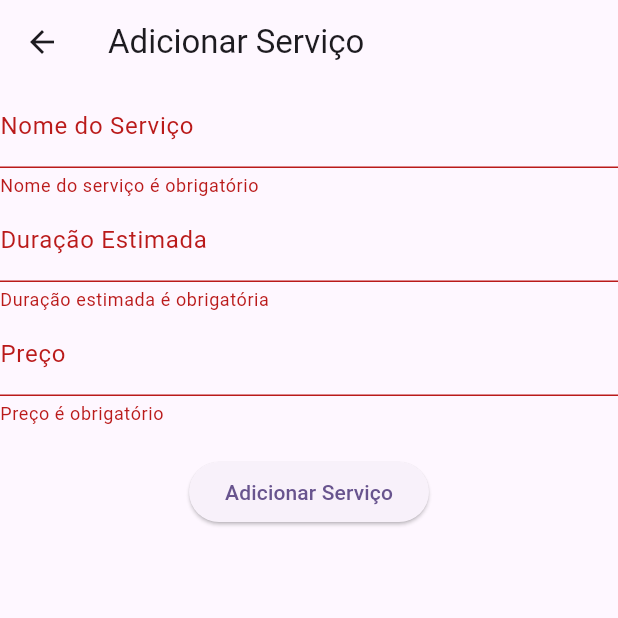
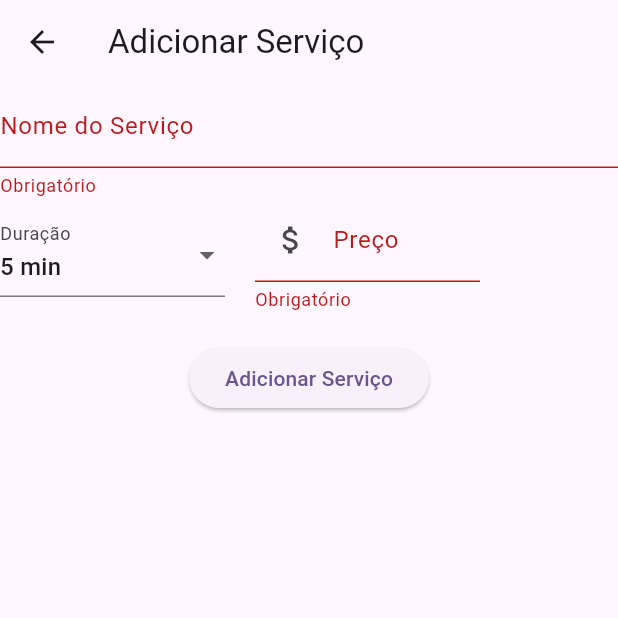
Before and after one commit to devgomes10/fullserva, a Flutter app: the ServiceFormView screen opened directly, after a tap on "Adicionar Serviço", on a phone screen of 412 x 824 dp, the top half of it. Run offline on Flutter 3.47's test engine with Material 3 defaults, Android fonts, the phone set to English and light mode, and no system bars; our stand-ins replace cloud_firestore, firebase_core, fl_chart, mask_text_input_formatter, table_calendar; accounts and stored records are empty; generated files the repository leaves out were written again.

Commit message:
aprimoramento dos formulários

```diff
--- a/lib/domain/entities/service.dart
+++ b/lib/domain/entities/service.dart
@@ -1,13 +1,13 @@
 class Service {
   String id;
   String name;
-  String estimatedDuration;
+  int duration;
   double price;
 
   Service({
     required this.id,
     required this.name,
-    required this.estimatedDuration,
+    required this.duration,
     required this.price,
   });
 
@@ -15,7 +15,7 @@ class Service {
   Service.fromMap(Map<String, dynamic> map)
       : id = map["id"],
         name = map["name"],
-        estimatedDuration = map["estimatedDuration"],
+        duration = map["duration"],
         price = map["price"];
 
   // Convert an instance to a map
@@ -23,7 +23,7 @@ class Service {
     return {
       "id": id,
       "name": name,
-      "estimatedDuration": estimatedDuration,
+      "duration": duration,
       "price": price,
     };
   }
--- a/lib/views/service_form_view.dart
+++ b/lib/views/service_form_view.dart
@@ -1,6 +1,7 @@
 import 'package:flutter/material.dart';
 import 'package:fullserva/controllers/service_controller.dart';
 import 'package:fullserva/domain/entities/service.dart';
+import 'package:mask_text_input_formatter/mask_text_input_formatter.dart';
 import 'package:uuid/uuid.dart';
 
 class ServiceFormView extends StatefulWidget {
@@ -16,19 +17,44 @@ class ServiceFormView extends StatefulWidget {
 class _ServiceFormViewState extends State<ServiceFormView> {
   final _formKey = GlobalKey<FormState>();
   final _nameController = TextEditingController();
-  final _estimatedDurationController = TextEditingController();
   final _priceController = TextEditingController();
-  final ServiceController controller = ServiceController();
+  final ServiceController serviceController = ServiceController();
+  Duration selectedDuration = const Duration(minutes: 5);
 
+  String _formatDuration(Duration duration) {
+    int hours = duration.inHours;
+    int minutes = duration.inMinutes % 60;
+
+    if (hours > 0 && minutes > 0) {
+      return '$hours h $minutes min';
+    } else if (hours > 0) {
+      return '$hours h';
+    } else {
+      return '$minutes min';
+    }
+  }
 
   @override
   Widget build(BuildContext context) {
-    return Scaffold(
+    List<DropdownMenuItem<Duration>> durationItems = [];
+
+    for (int i = 5; i <= 600; i += 5) {
+      durationItems.add(
+        DropdownMenuItem<Duration>(
+          value: Duration(minutes: i),
+          child: Text(_formatDuration(Duration(minutes: i))),
+        ),
+      );
+    }
+
+    return SafeArea(
+      child: Scaffold(
         appBar: AppBar(
           title: const Text("Adicionar Serviço"),
         ),
         body: Form(
           key: _formKey,
+          child: Center(
             child: Column(
               children: [
                 TextFormField(
@@ -38,35 +64,58 @@ class _ServiceFormViewState extends State<ServiceFormView> {
                   ),
                   validator: (value) {
                     if (value == null || value.isEmpty) {
-                  return "Nome do serviço é obrigatório";
+                      return "Obrigatório";
                     }
                     return null;
                   },
                 ),
-            TextFormField(
-              controller: _estimatedDurationController,
-              decoration: const InputDecoration(
-                labelText: "Duração Estimada",
-              ),
+                Row(
+                  children: [
+                    SizedBox(
+                      width: 150,
+                      child: DropdownButtonFormField<Duration>(
+                        hint: const Text("Duração"),
+                        value: selectedDuration,
+                        items: durationItems,
+                        onChanged: (value) {
+                          setState(() {
+                            selectedDuration = value!;
+                          });
+                        },
+                        decoration: const InputDecoration(labelText: 'Duração'),
                         validator: (value) {
-                if (value == null || value.isEmpty) {
-                  return "Duração estimada é obrigatória";
+                          if (value == null) {
+                            return 'Obrigatório';
                           }
                           return null;
                         },
                       ),
-            TextFormField(
+                    ),
+                    const SizedBox(width: 20,),
+                    SizedBox(
+                      width: 150,
+                      child: TextFormField(
                         controller: _priceController,
                         keyboardType: TextInputType.number,
+                        inputFormatters: [
+                          MaskTextInputFormatter(
+                            filter: {"#": RegExp(r'[0-9]')},
+                          ),
+                        ],
                         decoration: const InputDecoration(
                           labelText: "Preço",
+                          hintText: "0,00",
+                          prefixIcon: Icon(Icons.attach_money),
                         ),
                         validator: (value) {
                           if (value == null || value.isEmpty) {
-                  return "Preço é obrigatório";
+                            return "Obrigatório";
                           }
                           return null;
                         },
+                      ),
+                    ),
+                  ],
                 ),
                 const SizedBox(height: 20),
                 ElevatedButton(
@@ -75,10 +124,10 @@ class _ServiceFormViewState extends State<ServiceFormView> {
                       final service = Service(
                         id: const Uuid().v4(),
                         name: _nameController.text,
-                    estimatedDuration: _estimatedDurationController.text,
+                        duration: selectedDuration.inMinutes,
                         price: double.parse(_priceController.text),
                       );
-                  controller.addService(service);
+                      serviceController.addService(service);
                       Navigator.pop(context);
                     }
                   },
@@ -87,6 +136,8 @@ class _ServiceFormViewState extends State<ServiceFormView> {
               ],
             ),
           ),
+        ),
+      ),
     );
   }
 }
```
Also changed, not shown: lib/data/repositories/service_repository.dart (+1 -68 lines), lib/views/appointment_form_view.dart (+42 -41 lines), lib/views/service_view.dart (+13 -2 lines). Lines whose indentation alone changed are shown as unchanged.
